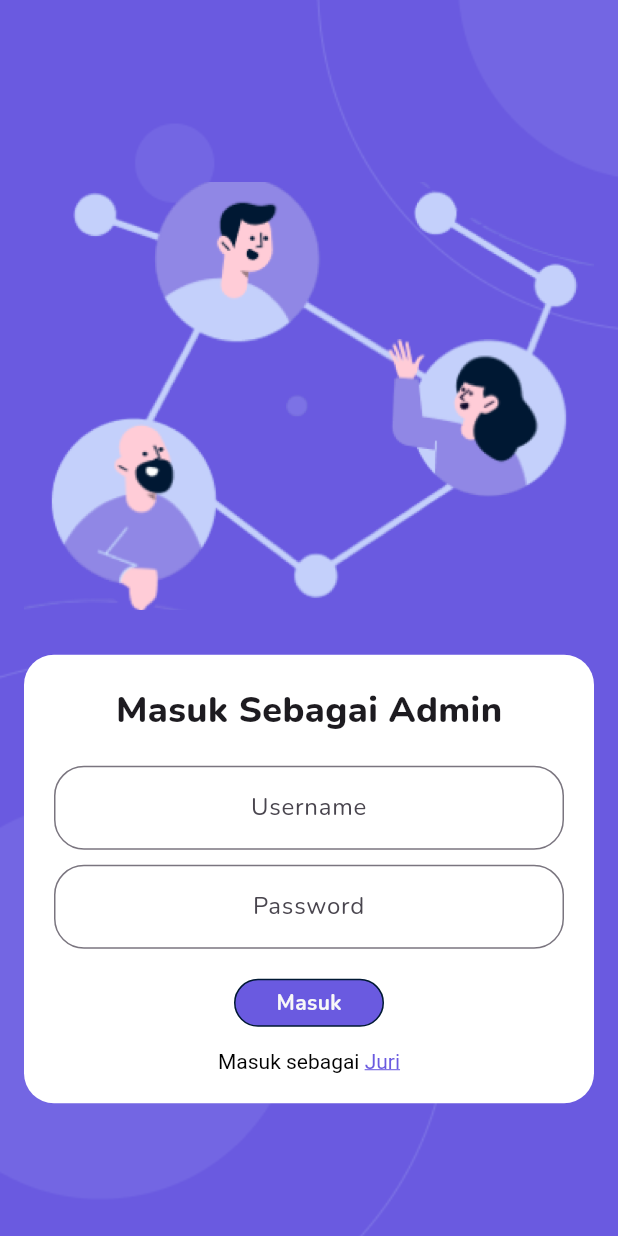
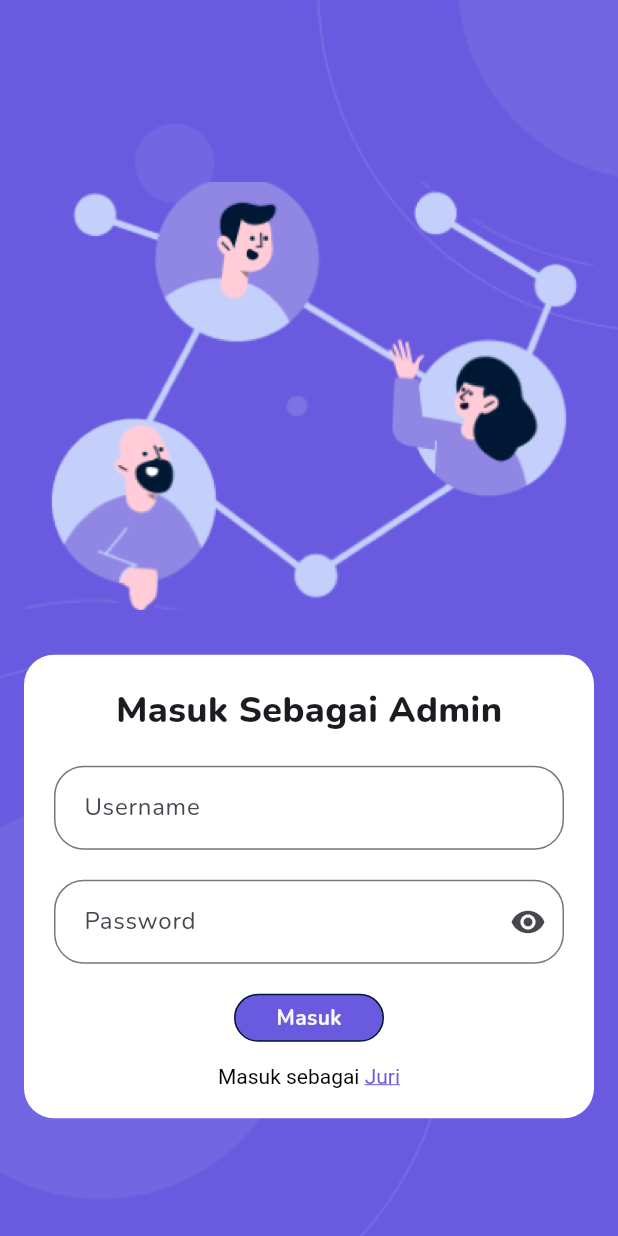
Before and after one commit to bagas-defandi/penilaian_app, a Flutter app: the LoginAdmin screen opened by its route, on a phone screen of 412 x 824 dp. Run offline on Flutter 3.47's test engine with Material 3 defaults, Android fonts, the phone set to English and light mode, and no system bars; our stand-ins replace carousel_slider, firebase_core, google_fonts; accounts and stored records are empty.

Commit message:
Menambahkan button utk melihat password dan menambahkan validasi di textfield

```diff
--- a/lib/pages/adminlogin_page.dart
+++ b/lib/pages/adminlogin_page.dart
@@ -10,6 +10,8 @@ class LoginAdmin extends StatefulWidget {
 }
 
 class _LoginAdminState extends State<LoginAdmin> {
+  bool passwordHidden = true;
+  final _formKey = GlobalKey<FormState>();
   final _usernameController = TextEditingController();
   final _passwordController = TextEditingController();
 
@@ -46,6 +48,8 @@ class _LoginAdminState extends State<LoginAdmin> {
                   ),
                   child: Padding(
                     padding: const EdgeInsets.all(20.0),
+                    child: Form(
+                      key: _formKey,
                       child: Column(
                         children: [
                           const Text(
@@ -57,42 +61,52 @@ class _LoginAdminState extends State<LoginAdmin> {
                           ),
                           const SizedBox(height: 20),
                           // Username Textfield
-                        TextField(
+                          TextFormField(
                             controller: _usernameController,
-                          textAlign: TextAlign.center,
+                            validator: (value) => value == null || value.isEmpty
+                                ? 'Username wajib diisi'
+                                : null,
                             decoration: InputDecoration(
                               hintText: 'Username',
-                            contentPadding: const EdgeInsets.symmetric(
-                              vertical: 16,
-                            ),
+                              contentPadding: const EdgeInsets.all(16),
                               border: OutlineInputBorder(
                                 borderRadius: BorderRadius.circular(
                                   20.0,
-                              ), // Set the border radius
+                                ),
                               ),
                             ),
                             style: const TextStyle(
                               color: Colors.black,
                             ),
                           ),
-                        const SizedBox(height: 10),
+                          const SizedBox(height: 20),
 
                           // Password Textfield
-                        TextField(
-                          obscureText: true,
+                          TextFormField(
                             controller: _passwordController,
-                          textAlign: TextAlign.center,
+                            validator: (value) => value == null || value.isEmpty
+                                ? 'Password wajib diisi'
+                                : null,
                             decoration: InputDecoration(
                               hintText: 'Password',
-                            contentPadding: const EdgeInsets.symmetric(
-                              vertical: 16,
-                            ),
+                              contentPadding: const EdgeInsets.all(16),
                               border: OutlineInputBorder(
                                 borderRadius: BorderRadius.circular(
                                   20.0,
-                              ), // Set the border radius
                                 ),
                               ),
+                              suffixIcon: IconButton(
+                                onPressed: () {
+                                  setState(() {
+                                    passwordHidden = !passwordHidden;
+                                  });
+                                },
+                                icon: Icon(passwordHidden
+                                    ? Icons.visibility
+                                    : Icons.visibility_off),
+                              ),
+                            ),
+                            obscureText: passwordHidden,
                             style: const TextStyle(
                               color: Colors.black,
                             ),
@@ -106,14 +120,17 @@ class _LoginAdminState extends State<LoginAdmin> {
                               cursor: SystemMouseCursors.click,
                               child: GestureDetector(
                                 onTap: () {
+                                  if (_formKey.currentState!.validate()) {
                                     Navigator.pushNamed(context, "/home");
+                                  }
                                 },
                                 child: Container(
                                   width: 100,
                                   padding: const EdgeInsets.all(5.0),
                                   decoration: BoxDecoration(
                                       color: PrimaryColor,
-                                    border: Border.all(color: NeutralDarkColor),
+                                      border:
+                                          Border.all(color: NeutralDarkColor),
                                       borderRadius: BorderRadius.circular(50)),
                                   child: Center(
                                     child: Text(
@@ -156,6 +173,7 @@ class _LoginAdminState extends State<LoginAdmin> {
                       ),
                     ),
                   ),
+                ),
               ],
             ),
           ),
```
Lines whose indentation alone changed are shown as unchanged.
